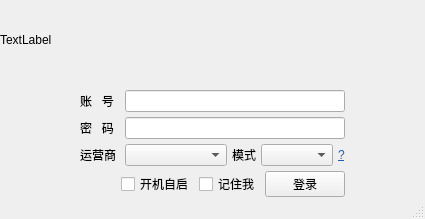
The window that mainwindow.ui (Aurora1949/AHNU-Portal-Authenticator) describes before a commit, drawn with Qt 5.
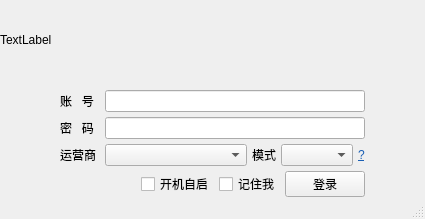
The same window after the commit.

Commit message: fix: adjust left and right margins in MainWindow layout

```diff
--- a/mainwindow.ui
+++ b/mainwindow.ui
@@ -73,13 +73,13 @@
        <number>5</number>
       </property>
       <property name="leftMargin">
-       <number>80</number>
+       <number>60</number>
       </property>
       <property name="topMargin">
        <number>10</number>
       </property>
       <property name="rightMargin">
-       <number>80</number>
+       <number>60</number>
       </property>
       <item>
        <layout class="QHBoxLayout" name="horizontalLayout_3">
```
